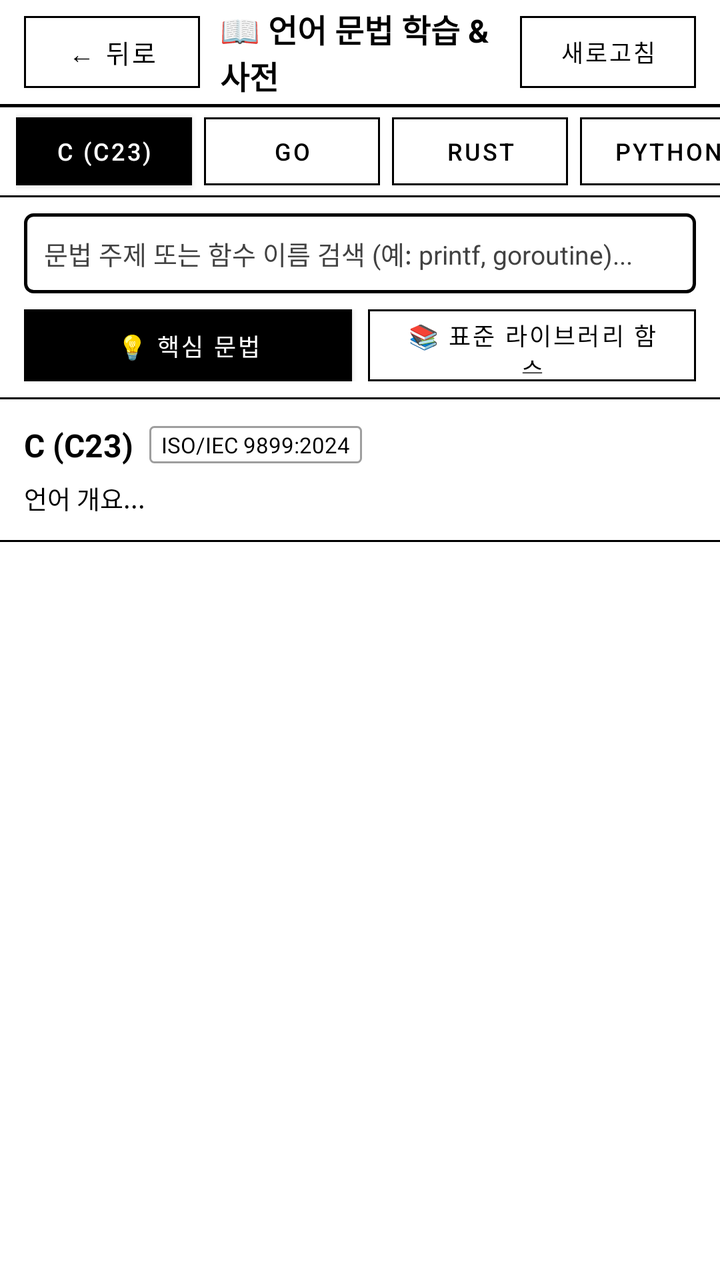
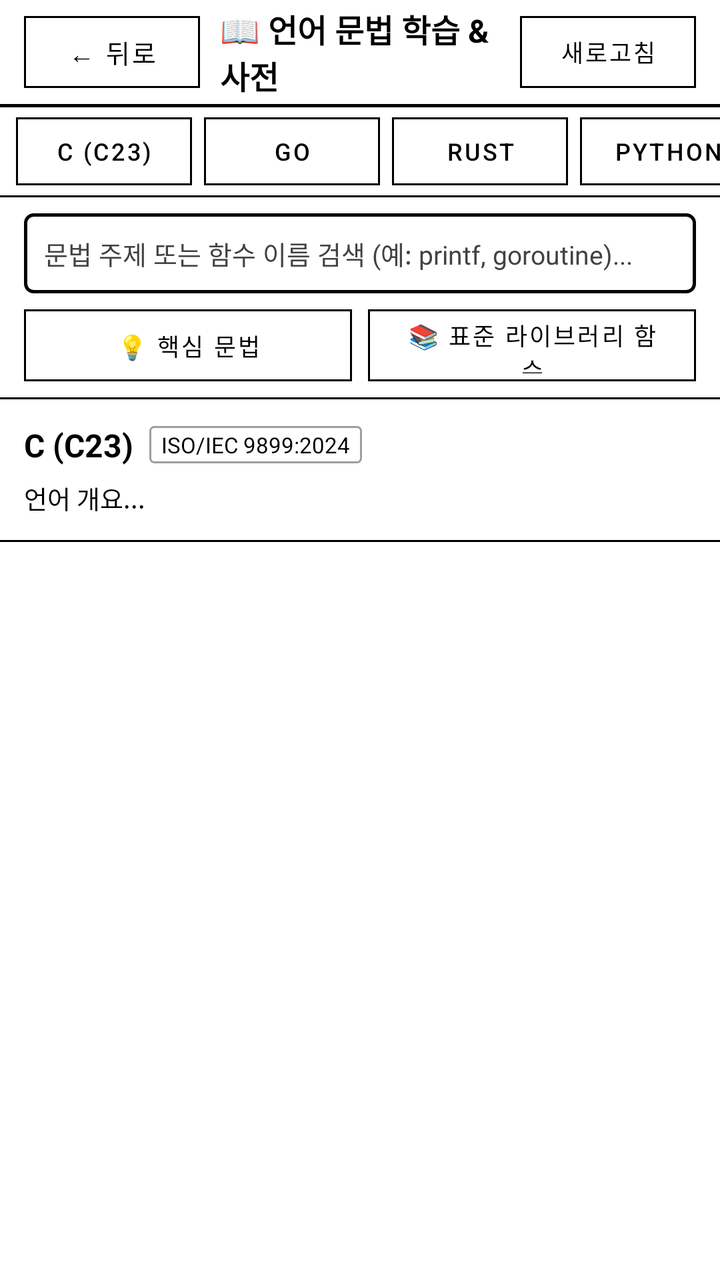

Two renders of the same Android screen: before a commit and after it. Below are the layout's source before the change and the commit's diff.
<!-- AndroidManifest.xml: application theme Theme.ProStudyEink -->
<!-- res/layout/activity_reference.xml -->
<?xml version="1.0" encoding="utf-8"?>
<LinearLayout xmlns:android="http://schemas.android.com/apk/res/android"
    android:id="@+id/root_reference_layout"
    android:layout_width="match_parent"
    android:layout_height="match_parent"
    android:background="@color/eink_bg"
    android:orientation="vertical">

    
    <LinearLayout
        android:layout_width="match_parent"
        android:layout_height="52dp"
        android:background="@color/eink_bg"
        android:gravity="center_vertical"
        android:orientation="horizontal"
        android:paddingHorizontal="12dp">

        <Button
            android:id="@+id/btn_ref_back"
            style="@style/EinkButton"
            android:layout_width="wrap_content"
            android:layout_height="36dp"
            android:text="← 뒤로"
            android:textSize="13sp" />

        <TextView
            android:layout_width="0dp"
            android:layout_height="wrap_content"
            android:layout_weight="1"
            android:paddingHorizontal="10dp"
            android:text="📖 언어 문법 학습 &amp; 사전"
            android:textColor="@color/eink_text_primary"
            android:textSize="16sp"
            android:textStyle="bold" />

        <Button
            android:id="@+id/btn_ref_refresh"
            style="@style/EinkButton"
            android:layout_width="wrap_content"
            android:layout_height="36dp"
            android:text="새로고침"
            android:textSize="12sp" />
    </LinearLayout>

    <View
        android:layout_width="match_parent"
        android:layout_height="1.5dp"
        android:background="@color/eink_border" />

    
    <HorizontalScrollView
        android:layout_width="match_parent"
        android:layout_height="44dp"
        android:scrollbars="none"
        android:fillViewport="true"
        android:background="@color/eink_surface">

        <LinearLayout
            android:id="@+id/layout_ref_lang_tabs"
            android:layout_width="wrap_content"
            android:layout_height="match_parent"
            android:gravity="center_vertical"
            android:orientation="horizontal"
            android:paddingHorizontal="8dp">

            <Button
                android:id="@+id/btn_ref_tab_c"
                style="@style/EinkButton.Primary"
                android:layout_width="wrap_content"
                android:layout_height="34dp"
                android:layout_marginEnd="6dp"
                android:text="C (C23)"
                android:textSize="12sp" />

            <Button
                android:id="@+id/btn_ref_tab_go"
                style="@style/EinkButton"
                android:layout_width="wrap_content"
                android:layout_height="34dp"
                android:layout_marginEnd="6dp"
                android:text="Go"
                android:textSize="12sp" />

            <Button
                android:id="@+id/btn_ref_tab_rust"
                style="@style/EinkButton"
                android:layout_width="wrap_content"
                android:layout_height="34dp"
                android:layout_marginEnd="6dp"
                android:text="Rust"
                android:textSize="12sp" />

            <Button
                android:id="@+id/btn_ref_tab_python"
                style="@style/EinkButton"
                android:layout_width="wrap_content"
                android:layout_height="34dp"
                android:layout_marginEnd="6dp"
                android:text="Python"
                android:textSize="12sp" />

            <Button
                android:id="@+id/btn_ref_tab_typescript"
                style="@style/EinkButton"
                android:layout_width="wrap_content"
                android:layout_height="34dp"
                android:layout_marginEnd="6dp"
                android:text="TypeScript"
                android:textSize="12sp" />

            <Button
                android:id="@+id/btn_ref_tab_javascript"
                style="@style/EinkButton"
                android:layout_width="wrap_content"
                android:layout_height="34dp"
                android:layout_marginEnd="6dp"
                android:text="JavaScript"
                android:textSize="12sp" />

            <Button
                android:id="@+id/btn_ref_tab_math"
                style="@style/EinkButton.Primary"
                android:layout_width="wrap_content"
                android:layout_height="34dp"
                android:text="📐 수학 필사"
                android:textSize="12sp" />
        </LinearLayout>
    </HorizontalScrollView>

    <View
        android:layout_width="match_parent"
        android:layout_height="1dp"
        android:background="@color/eink_border" />

    
    <LinearLayout
        android:layout_width="match_parent"
        android:layout_height="wrap_content"
        android:orientation="vertical"
        android:paddingHorizontal="12dp"
        android:paddingVertical="8dp"
        android:background="@color/eink_bg">

        
        <EditText
            android:id="@+id/et_ref_search"
            android:layout_width="match_parent"
            android:layout_height="40dp"
            android:background="@drawable/bg_eink_card"
            android:hint="문법 주제 또는 함수 이름 검색 (예: printf, goroutine)..."
            android:textColorHint="@color/eink_text_secondary"
            android:textColor="@color/eink_text_primary"
            android:textSize="13sp"
            android:paddingHorizontal="10dp"
            android:singleLine="true" />

        
        <LinearLayout
            android:layout_width="match_parent"
            android:layout_height="36dp"
            android:layout_marginTop="8dp"
            android:orientation="horizontal">

            <Button
                android:id="@+id/btn_mode_grammar"
                style="@style/EinkButton.Primary"
                android:layout_width="0dp"
                android:layout_height="match_parent"
                android:layout_weight="1"
                android:layout_marginEnd="4dp"
                android:text="💡 핵심 문법"
                android:textSize="12sp" />

            <Button
                android:id="@+id/btn_mode_functions"
                style="@style/EinkButton"
                android:layout_width="0dp"
                android:layout_height="match_parent"
                android:layout_weight="1"
                android:layout_marginStart="4dp"
                android:text="📚 표준 라이브러리 함수"
                android:textSize="12sp" />
        </LinearLayout>
    </LinearLayout>

    <View
        android:layout_width="match_parent"
        android:layout_height="1dp"
        android:background="@color/eink_border" />

    
    <LinearLayout
        android:id="@+id/card_lang_header"
        android:layout_width="match_parent"
        android:layout_height="wrap_content"
        android:background="@color/eink_surface"
        android:orientation="vertical"
        android:padding="12dp">

        <LinearLayout
            android:layout_width="match_parent"
            android:layout_height="wrap_content"
            android:gravity="center_vertical"
            android:orientation="horizontal">

            <TextView
                android:id="@+id/tv_lang_name"
                android:layout_width="wrap_content"
                android:layout_height="wrap_content"
                android:text="C (C23)"
                android:textColor="@color/eink_text_primary"
                android:textSize="16sp"
                android:textStyle="bold" />

            <TextView
                android:id="@+id/tv_lang_version"
                android:layout_width="wrap_content"
                android:layout_height="wrap_content"
                android:layout_marginStart="8dp"
                android:background="@drawable/bg_eink_badge"
                android:paddingHorizontal="6dp"
                android:paddingVertical="2dp"
                android:text="ISO/IEC 9899:2024"
                android:textColor="@color/eink_text_primary"
                android:textSize="11sp" />
        </LinearLayout>

        <TextView
            android:id="@+id/tv_lang_overview"
            android:layout_width="match_parent"
            android:layout_height="wrap_content"
            android:layout_marginTop="6dp"
            android:lineSpacingMultiplier="1.3"
            android:text="언어 개요..."
            android:textColor="@color/eink_text_primary"
            android:textSize="12.5sp" />
    </LinearLayout>

    <View
        android:layout_width="match_parent"
        android:layout_height="1dp"
        android:background="@color/eink_border" />

    
    <androidx.recyclerview.widget.RecyclerView
        android:id="@+id/rv_ref_items"
        android:layout_width="match_parent"
        android:layout_height="0dp"
        android:layout_weight="1"
        android:padding="8dp"
        android:clipToPadding="false"
        android:scrollbars="vertical" />

</LinearLayout>
<!-- resources referenced by this layout -->
<resources>
  <color name="eink_bg">#FFFFFF</color>
  <color name="eink_border">#000000</color>
  <color name="eink_surface">#FFFFFF</color>
  <color name="eink_text_primary">#000000</color>
  <color name="eink_text_secondary">#424242</color>
  <!-- drawable bg_eink_badge (drawable) -->
  <?xml version="1.0" encoding="utf-8"?>
  <shape xmlns:android="http://schemas.android.com/apk/res/android"
      android:shape="rectangle">
      <solid android:color="@color/eink_bg" />
      <stroke
          android:width="1dp"
          android:color="@color/eink_border_light" />
      <corners android:radius="2dp" />
      <padding
          android:left="6dp"
          android:top="2dp"
          android:right="6dp"
          android:bottom="2dp" />
  </shape>
  <!-- drawable bg_eink_card (drawable) -->
  <?xml version="1.0" encoding="utf-8"?>
  <shape xmlns:android="http://schemas.android.com/apk/res/android"
      android:shape="rectangle">
      <solid android:color="@color/eink_bg" />
      <stroke
          android:width="1.5dp"
          android:color="@color/eink_border" />
      <corners android:radius="4dp" />
  </shape>
  <style name="EinkButton" parent="Widget.MaterialComponents.Button.OutlinedButton">
          <item name="android:textColor">@color/eink_text_primary</item>
          <item name="strokeColor">@color/eink_border</item>
          <item name="strokeWidth">1dp</item>
          <item name="cornerRadius">0dp</item>
          <item name="android:insetTop">0dp</item>
          <item name="android:insetBottom">0dp</item>
      </style>
  <style name="EinkButton.Primary" parent="Widget.MaterialComponents.Button">
          <item name="android:backgroundTint">@color/eink_text_primary</item>
          <item name="android:textColor">@color/eink_bg</item>
          <item name="cornerRadius">0dp</item>
          <item name="android:insetTop">0dp</item>
          <item name="android:insetBottom">0dp</item>
      </style>
  <style name="Theme.ProStudyEink" parent="Theme.MaterialComponents.Light.NoActionBar">
          <item name="android:windowBackground">@color/eink_bg</item>
          <item name="android:colorBackground">@color/eink_bg</item>
          <item name="colorSurface">@color/eink_surface</item>
          <item name="colorPrimary">@color/eink_text_primary</item>
          <item name="colorOnPrimary">@color/eink_bg</item>
          <item name="colorSecondary">@color/eink_text_secondary</item>
          <item name="android:textColorPrimary">@color/eink_text_primary</item>
          <item name="android:textColorSecondary">@color/eink_text_secondary</item>
          <item name="android:windowDisablePreview">true</item>
          <item name="android:windowAnimationStyle">@null</item>
      </style>
  <color name="eink_border_light">#9E9E9E</color>
</resources>

<!-- the commit's change to res/layout/activity_reference.xml (unified diff, before → after) -->
@@ -65,7 +65,7 @@
 
             <Button
                 android:id="@+id/btn_ref_tab_c"
-                style="@style/EinkButton.Primary"
+                style="@style/EinkButton"
                 android:layout_width="wrap_content"
                 android:layout_height="34dp"
                 android:layout_marginEnd="6dp"
@@ -115,6 +115,24 @@
                 android:layout_height="34dp"
                 android:layout_marginEnd="6dp"
                 android:text="JavaScript"
+                android:textSize="12sp" />
+
+            <Button
+                android:id="@+id/btn_ref_tab_lisp"
+                style="@style/EinkButton"
+                android:layout_width="wrap_content"
+                android:layout_height="34dp"
+                android:layout_marginEnd="6dp"
+                android:text="Lisp"
+                android:textSize="12sp" />
+
+            <Button
+                android:id="@+id/btn_ref_tab_nasm"
+                style="@style/EinkButton"
+                android:layout_width="wrap_content"
+                android:layout_height="34dp"
+                android:layout_marginEnd="6dp"
+                android:text="NASM (x86_64)"
                 android:textSize="12sp" />
 
             <Button
@@ -163,7 +181,7 @@
 
             <Button
                 android:id="@+id/btn_mode_grammar"
-                style="@style/EinkButton.Primary"
+                style="@style/EinkButton"
                 android:layout_width="0dp"
                 android:layout_height="match_parent"
                 android:layout_weight="1"
